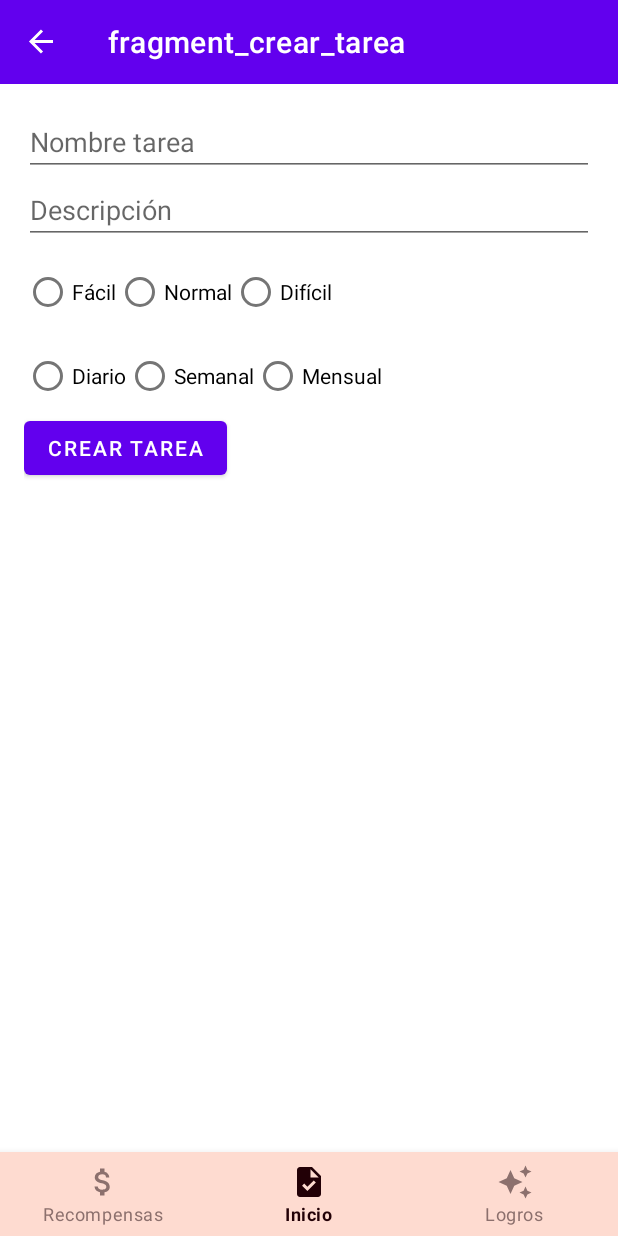
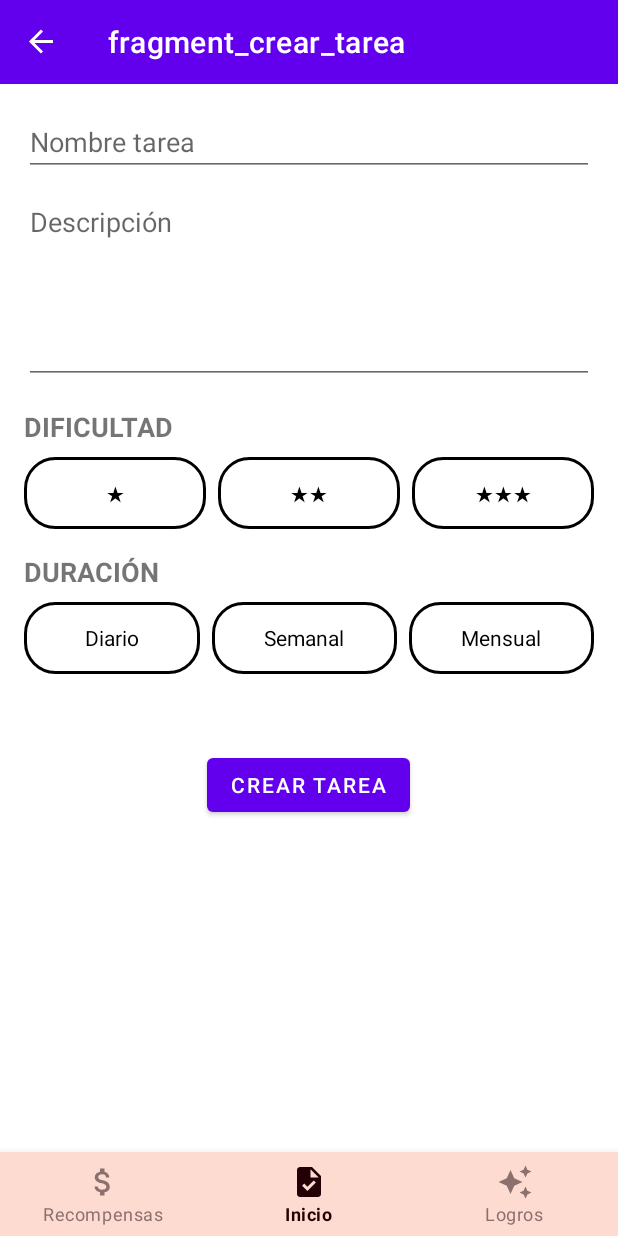
Before and after one commit to RubenHuertasGonzalez/WinHabit, an Android app: the CrearTareaFragment screen opened through its navigation route, on a phone screen of 412 x 824 dp. Run offline under Robolectric (Android 15) with nearby library versions, the phone set to English and light mode, and no system bars; our stand-ins replace Firebase (no records; nobody signed in at launch, a user with empty details on screens opened directly), navigation-ui.

Commit message:
Acabar xml crear tarea, guardado de nivel y monedas al cambio de fragment (falta acabar guardado de exp)

```diff
--- a/app/build.gradle.kts
+++ b/app/build.gradle.kts
@@ -58,6 +58,7 @@ dependencies {
 
     implementation ("com.google.firebase:firebase-storage:20.3.0")
     implementation ("com.github.bumptech.glide:glide:4.16.0")
+    implementation("androidx.room:room-common:2.6.1")
     annotationProcessor ("com.github.bumptech.glide:compiler:4.12.0")
 
     testImplementation("junit:junit:4.13.2")
--- a/app/src/main/java/com/institutvidreres/winhabit/SharedViewModel.kt
+++ b/app/src/main/java/com/institutvidreres/winhabit/SharedViewModel.kt
@@ -16,10 +16,6 @@ class SharedViewModel : ViewModel() {
         _tareasList.value = newList
     }
 
-    fun actualizarTareas(tareas: List<Tarea>) {
-        _tareasList.value = tareas
-    }
-
     val selectedImageUri = MutableLiveData<String>()
 
     val selectedImageResId = MutableLiveData<Int>()
--- a/app/src/main/java/com/institutvidreres/winhabit/ui/inicio/InicioFragment.kt
+++ b/app/src/main/java/com/institutvidreres/winhabit/ui/inicio/InicioFragment.kt
@@ -8,6 +8,7 @@ import android.widget.Button
 import android.widget.ImageView
 import android.widget.Toast
 import androidx.fragment.app.Fragment
+import androidx.lifecycle.MutableLiveData
 import androidx.lifecycle.Observer
 import androidx.lifecycle.ViewModelProvider
 import androidx.navigation.fragment.findNavController
@@ -23,21 +24,18 @@ import kotlin.random.Random
 
 class InicioFragment : Fragment(), TareasAdapter.OnClickListener {
 
-    private val TAG = "InicioFragment"
-    private var _binding: FragmentInicioBinding? = null
-
-    private val binding get() = _binding!!
-
     private lateinit var tareasViewModel: TareasViewModel
     private lateinit var tareasAdapter: TareasAdapter
     private lateinit var inicioViewModel: InicioViewModel
     private lateinit var sharedViewModel: SharedViewModel
 
+    private lateinit var binding: FragmentInicioBinding
+
     private var progresoActual = 0
     private var nivel = 1
     private val nivelMaximo = 20
     private var nivelMaximoAlcanzado = false
-    private var porcentajeNecesario = 20
+    private var porcentajeNecesario = MutableLiveData(20)
     private val incrementoPorcentaje = 20
 
     private var progresoActualMonedas = 0
@@ -45,12 +43,13 @@ class InicioFragment : Fragment(), TareasAdapter.OnClickListener {
 
     private lateinit var healthBar: ImageView
     private var vidasPerdidas = 0
+
     override fun onCreateView(
         inflater: LayoutInflater,
         container: ViewGroup?,
         savedInstanceState: Bundle?
     ): View {
-        _binding = FragmentInicioBinding.inflate(inflater, container, false)
+        binding = FragmentInicioBinding.inflate(inflater, container, false)
         return binding.root
     }
 
@@ -95,15 +94,31 @@ class InicioFragment : Fragment(), TareasAdapter.OnClickListener {
             actualizarAnchuraBarraVidaEnInterfaz(nuevaAnchura)
         })
 
-        //TODO: Arreglar tareas para cada usuario
+        inicioViewModel.coinsUser.observe(viewLifecycleOwner) { coins ->
+            // Actualizar las monedas en la interfaz de usuario
+            binding.textViewMonedas.text = coins.toString()
+        }
 
-        // Llamar a esta función al iniciar sesión para cargar las tareas del usuario
-        // obtenerTareasDeUsuario()
+        inicioViewModel.levelUser.observe(viewLifecycleOwner) { level ->
+            // Actualizar el nivel en la interfaz de usuario
+            binding.textViewNivel.text = "Nivel $level"
+        }
+
+        inicioViewModel.expUser.observe(viewLifecycleOwner) { exp ->
+            // Puedes realizar acciones adicionales aquí si es necesario
+        }
     }
 
     override fun onDestroyView() {
         super.onDestroyView()
-        _binding = null
+
+        // Guardar el estado actual de las monedas, la experiencia y el nivel
+        inicioViewModel.actualizarMonedas(binding.textViewMonedas.text.toString().toInt())
+        inicioViewModel.actualizarNivel(binding.textViewNivel.text.toString().split(" ")[1].toInt())
+
+        // Obtener la experiencia actual del ViewModel y guardarla
+        val experienciaActual = inicioViewModel.expUser.value ?: 0
+        inicioViewModel.actualizarExperiencia(experienciaActual)
     }
 
     override fun onDecrementClick(position: Int) {
@@ -121,18 +136,16 @@ class InicioFragment : Fragment(), TareasAdapter.OnClickListener {
             Toast.makeText(context, "Ya no quedan más vidas", Toast.LENGTH_SHORT).show()
         }
     }
-    // TODO: Al subir de nivel se reiniciara por completo la vida del jugador y se le subira la vida maxima, tambien se pueden comprar vidas o subir la vida maxima en la sección de recompensas
-    private fun actualizarBarraDeVida(vidasRestantes: Int, totalVidas: Int) {
-        val porcentajeVidasRestantes = vidasRestantes.toFloat() / totalVidas.toFloat()
-        val escala = porcentajeVidasRestantes
-        healthBar.scaleX = escala
-        inicioViewModel.actualizarAnchuraBarraVida(escala)
-    }
 
-    //TODO: Restringir personajes premium asta llegar a X lvl
     override fun onIncrementClick(position: Int) {
         // Verificar si se ha alcanzado el nivel máximo
         if (!nivelMaximoAlcanzado) {
+            // Incrementar la experiencia
+            val nuevaExperiencia = (inicioViewModel.expUser.value ?: 0) + 1 // Incremento de experiencia
+
+            // Actualizar la experiencia en el ViewModel
+            inicioViewModel.actualizarExperiencia(nuevaExperiencia)
+
             // Generar un número aleatorio entre 1 y 5 para el progreso
             val incrementoProgreso = Random.nextInt(1, 6)
 
@@ -144,13 +157,13 @@ class InicioFragment : Fragment(), TareasAdapter.OnClickListener {
             progresoActualMonedas += incrementoMonedas
 
             // Verificar si se alcanzó o superó el porcentaje necesario
-            if (progresoActual >= porcentajeNecesario) {
+            if (progresoActual >= porcentajeNecesario.value!!) {
                 // Incrementar el nivel y reiniciar el progreso
                 nivel++
                 progresoActual = 0
 
                 // Aumentar la dificultad para el próximo nivel
-                porcentajeNecesario += incrementoPorcentaje
+                porcentajeNecesario.value = porcentajeNecesario.value!! + incrementoPorcentaje
 
                 // Verificar si el nivel alcanzó el nivel máximo después de la actualización
                 if (nivel >= nivelMaximo) {
@@ -159,25 +172,17 @@ class InicioFragment : Fragment(), TareasAdapter.OnClickListener {
                     // Establecer el nivel en el nivel máximo
                     nivel = nivelMaximo
 
-                    // Actualizar el texto del nivel
-                    // Asegúrate de tener el TextView correspondiente en tu diseño con el id textViewNivel
-                    binding.textViewNivel.text = "Nivel 20"
-
                     // Mostrar el mensaje de nivel máximo en el TextView correspondiente
                     binding.textViewPorcentajeNivel.text = "¡NIVEL MAXIMO!"
                 } else {
                     // Actualizar el texto del nivel
-                    // Asegúrate de tener el TextView correspondiente en tu diseño con el id textViewNivel
                     binding.textViewNivel.text = "Nivel $nivel"
-
                     // Actualizar el texto del progreso (textViewLvl)
-                    // Asegúrate de tener el TextView correspondiente en tu diseño con el id textViewLvl
-                    binding.textViewPorcentajeNivel.text = "$progresoActual / $porcentajeNecesario"
+                    binding.textViewPorcentajeNivel.text = "$progresoActual / ${porcentajeNecesario.value}"
                 }
             } else {
                 // Actualizar el texto del progreso (textViewLvl) si no se ha alcanzado el porcentaje necesario
-                // Asegúrate de tener el TextView correspondiente en tu diseño con el id textViewLvl
-                binding.textViewPorcentajeNivel.text = "$progresoActual / $porcentajeNecesario"
+                binding.textViewPorcentajeNivel.text = "$progresoActual / ${porcentajeNecesario.value}"
             }
 
             // Mostrar un mensaje de tarea completada
@@ -187,10 +192,16 @@ class InicioFragment : Fragment(), TareasAdapter.OnClickListener {
             binding.textViewMonedas.text = progresoActualMonedas.toString()
         }
     }
-    // TODO: Arreglar Vista barra de vida
+
+
+    private fun actualizarBarraDeVida(vidasRestantes: Int, totalVidas: Int) {
+        val porcentajeVidasRestantes = vidasRestantes.toFloat() / totalVidas.toFloat()
+        val escala = porcentajeVidasRestantes
+        healthBar.scaleX = escala
+        inicioViewModel.actualizarAnchuraBarraVida(escala)
+    }
+
     private fun actualizarAnchuraBarraVidaEnInterfaz(nuevaAnchura: Float) {
-        // Actualiza la anchura de la barra de vida en la interfaz de usuario
         healthBar.scaleX = nuevaAnchura
     }
-
 }
--- a/app/src/main/java/com/institutvidreres/winhabit/ui/inicio/InicioViewModel.kt
+++ b/app/src/main/java/com/institutvidreres/winhabit/ui/inicio/InicioViewModel.kt
@@ -5,17 +5,44 @@ import androidx.lifecycle.MutableLiveData
 import androidx.lifecycle.ViewModel
 
 class InicioViewModel : ViewModel() {
-
     // Barra de Vida
     private val _healthBarWidth = MutableLiveData<Float>()
     val healthBarWidth: LiveData<Float> get() = _healthBarWidth
 
+    // Monedas del usuario
+    private val _coinsUser = MutableLiveData<Int>()
+    val coinsUser: LiveData<Int> get() = _coinsUser
+
+    // Nivel del usuario
+    private val _levelUser = MutableLiveData<Int>()
+    val levelUser: LiveData<Int> get() = _levelUser
+
+    //TODO Acabar guardado de experiencia del usuario cuando cambia el fragment
+    private val _expUser = MutableLiveData<Int>()
+    val expUser: LiveData<Int> get() = _expUser
+
     init {
-        // Valor inicial de la anchura de la barra de vida (por ejemplo, completamente llena)
+        // Valores iniciales
         _healthBarWidth.value = 1.0f
+        _coinsUser.value = 0 // Puedes inicializarlo con el valor que corresponda
+        _levelUser.value = 1 // Puedes inicializarlo con el valor que corresponda
+        _expUser.value = 0 // Puedes inicializarlo con el valor que corresponda
     }
 
     fun actualizarAnchuraBarraVida(anchura: Float) {
         _healthBarWidth.value = anchura
     }
+
+    // Métodos para actualizar las monedas, la experiencia y el nivel
+    fun actualizarMonedas(nuevasMonedas: Int) {
+        _coinsUser.value = nuevasMonedas
+    }
+
+    fun actualizarExperiencia(nuevaExp: Int) {
+        _expUser.value = nuevaExp
+    }
+
+    fun actualizarNivel(nuevoNivel: Int) {
+        _levelUser.value = nuevoNivel
+    }
 }
--- /dev/null
+++ b/app/src/main/res/drawable/borde_azul_claro.xml
@@ -0,0 +1,5 @@
+<shape xmlns:android="http://schemas.android.com/apk/res/android"
+    android:shape="rectangle">
+    <corners android:radius="20dp" />
+    <stroke android:color="#B2EBF2" android:width="2dp"/>
+</shape>
--- /dev/null
+++ b/app/src/main/res/drawable/borde_negro.xml
@@ -0,0 +1,5 @@
+<shape xmlns:android="http://schemas.android.com/apk/res/android"
+    android:shape="rectangle">
+    <corners android:radius="20dp" />
+    <stroke android:color="@android:color/black" android:width="2dp"/>
+</shape>
--- /dev/null
+++ b/app/src/main/res/drawable/borde_redondeado.xml
@@ -0,0 +1,5 @@
+<shape xmlns:android="http://schemas.android.com/apk/res/android"
+    android:shape="rectangle">
+    <corners android:radius="20dp" />
+    <solid android:color="@android:color/holo_blue_light"/>
+</shape>
--- /dev/null
+++ b/app/src/main/res/drawable/checkbox_checked.xml
@@ -0,0 +1,4 @@
+<shape xmlns:android="http://schemas.android.com/apk/res/android"
+    android:shape="rectangle">
+    <solid android:color="@android:color/holo_blue_light"/>
+</shape>
--- /dev/null
+++ b/app/src/main/res/drawable/checkbox_unchecked.xml
@@ -0,0 +1,4 @@
+<shape xmlns:android="http://schemas.android.com/apk/res/android"
+    android:shape="rectangle">
+    <stroke android:color="@android:color/black" android:width="2dp"/>
+</shape>
--- /dev/null
+++ b/app/src/main/res/drawable/selector_checkbox_background.xml
@@ -0,0 +1,5 @@
+<?xml version="1.0" encoding="utf-8"?>
+<selector xmlns:android="http://schemas.android.com/apk/res/android">
+    <item android:drawable="@drawable/borde_azul_claro" android:state_checked="true"/>
+    <item android:drawable="@drawable/borde_negro"/>
+</selector>
--- a/app/src/main/res/layout/fragment_crear_tarea.xml
+++ b/app/src/main/res/layout/fragment_crear_tarea.xml
@@ -1,4 +1,3 @@
-<?xml version="1.0" encoding="utf-8"?>
 <ScrollView xmlns:android="http://schemas.android.com/apk/res/android"
     xmlns:app="http://schemas.android.com/apk/res-auto"
     xmlns:tools="http://schemas.android.com/tools"
@@ -20,14 +19,29 @@
             android:hint="Nombre tarea"
             android:inputType="text" />
 
-        <EditText
+        <MultiAutoCompleteTextView
             android:id="@+id/editTextDescription"
             android:layout_width="match_parent"
             android:layout_height="wrap_content"
             android:ems="10"
             android:hint="Descripción"
-            android:inputType="text" />
+            android:inputType="textMultiLine"
+            android:gravity="start|top"
+            android:minLines="5"
+            android:maxLines="10"
+            android:scrollbars="vertical"
+            android:overScrollMode="always"
+            android:layout_marginTop="8dp" />
 
+        <TextView
+            android:layout_width="wrap_content"
+            android:layout_height="wrap_content"
+            android:text="DIFICULTAD"
+            android:textStyle="bold"
+            android:textSize="18sp"
+            android:layout_marginTop="16dp"/>
+
+        <!-- Radio Buttons de Dificultad -->
         <RadioGroup
             android:id="@+id/dificultad"
             android:layout_width="match_parent"
@@ -39,21 +53,43 @@
                 android:id="@+id/radioButtonFacil"
                 android:layout_width="wrap_content"
                 android:layout_height="wrap_content"
-                android:text="Fácil" />
+                android:text="★"
+                android:button="@null"
+                android:background="@drawable/selector_checkbox_background"
+                android:layout_weight="1"
+                android:gravity="center"
+                android:layout_marginEnd="8dp" /> <!-- Añadir margen al final del botón -->
 
             <RadioButton
                 android:id="@+id/radioButtonNormal"
                 android:layout_width="wrap_content"
                 android:layout_height="wrap_content"
-                android:text="Normal" />
+                android:text="★★"
+                android:button="@null"
+                android:background="@drawable/selector_checkbox_background"
+                android:layout_weight="1"
+                android:gravity="center"
+                android:layout_marginEnd="8dp" /> <!-- Añadir margen al final del botón -->
 
             <RadioButton
                 android:id="@+id/radioButtonDificil"
                 android:layout_width="wrap_content"
                 android:layout_height="wrap_content"
-                android:text="Difícil" />
+                android:text="★★★"
+                android:button="@null"
+                android:background="@drawable/selector_checkbox_background"
+                android:layout_weight="1"
+                android:gravity="center" /> <!-- No añadir margen al final del último botón -->
 
         </RadioGroup>
+
+        <TextView
+            android:layout_width="wrap_content"
+            android:layout_height="wrap_content"
+            android:text="DURACIÓN"
+            android:textStyle="bold"
+            android:textSize="18sp"
+            android:layout_marginTop="16dp"/>
 
         <RadioGroup
             android:id="@+id/duracion"
@@ -66,27 +102,44 @@
                 android:id="@+id/radioButtonDiario"
                 android:layout_width="wrap_content"
                 android:layout_height="wrap_content"
-                android:text="Diario" />
+                android:text="Diario"
+                android:button="@null"
+                android:background="@drawable/selector_checkbox_background"
+                android:layout_weight="1"
+                android:gravity="center"
+                android:layout_marginEnd="8dp" /> <!-- Añadir margen al final del botón -->
 
             <RadioButton
                 android:id="@+id/radioButtonSemanal"
                 android:layout_width="wrap_content"
                 android:layout_height="wrap_content"
-                android:text="Semanal" />
+                android:text="Semanal"
+                android:button="@null"
+                android:background="@drawable/selector_checkbox_background"
+                android:layout_weight="1"
+                android:gravity="center"
+                android:layout_marginEnd="8dp" /> <!-- Añadir margen al final del botón -->
 
             <RadioButton
                 android:id="@+id/radioButtonMensual"
                 android:layout_width="wrap_content"
                 android:layout_height="wrap_content"
-                android:text="Mensual" />
+                android:text="Mensual"
+                android:button="@null"
+                android:background="@drawable/selector_checkbox_background"
+                android:layout_weight="1"
+                android:gravity="center" /> <!-- No añadir margen al final del último botón -->
 
         </RadioGroup>
+
 
         <Button
             android:id="@+id/buttonAcabarDeCrear"
             android:layout_width="wrap_content"
             android:layout_height="wrap_content"
-            android:text="CREAR TAREA" />
+            android:text="CREAR TAREA"
+            android:layout_gravity="center_horizontal"
+            android:layout_marginTop="50dp"/>
 
     </LinearLayout>
 
--- a/app/src/main/res/layout/item_inicio_recycler.xml
+++ b/app/src/main/res/layout/item_inicio_recycler.xml
@@ -31,7 +31,7 @@
             android:id="@+id/tvNombreTarea"
             android:layout_width="283dp"
             android:layout_height="wrap_content"
-            android:layout_marginStart="48dp"
+            android:layout_marginStart="36dp"
             android:layout_marginTop="6dp"
             android:layout_marginBottom="74dp"
             android:textAlignment="center"
@@ -41,11 +41,12 @@
             app:layout_constraintBottom_toBottomOf="parent"
             app:layout_constraintStart_toStartOf="parent"
             app:layout_constraintTop_toTopOf="parent"
+            app:layout_constraintVertical_bias="1.0"
             tools:hint="Nombre tarea" />
 
         <TextView
             android:id="@+id/tvDescripcionTarea"
-            android:layout_width="235dp"
+            android:layout_width="220dp"
             android:layout_height="49dp"
             android:layout_marginTop="40dp"
             android:layout_marginEnd="72dp"
--- a/app/src/main/res/values/colors.xml
+++ b/app/src/main/res/values/colors.xml
@@ -16,6 +16,7 @@
     <color name="image_border">#008EFF</color>
     <color name="holo_red_light">#ffff4444</color>
     <color name="holo_green_light">#ff99cc00</color>
+    <color name="colorAccent">#FF4081</color>
 
 
 </resources>
```
